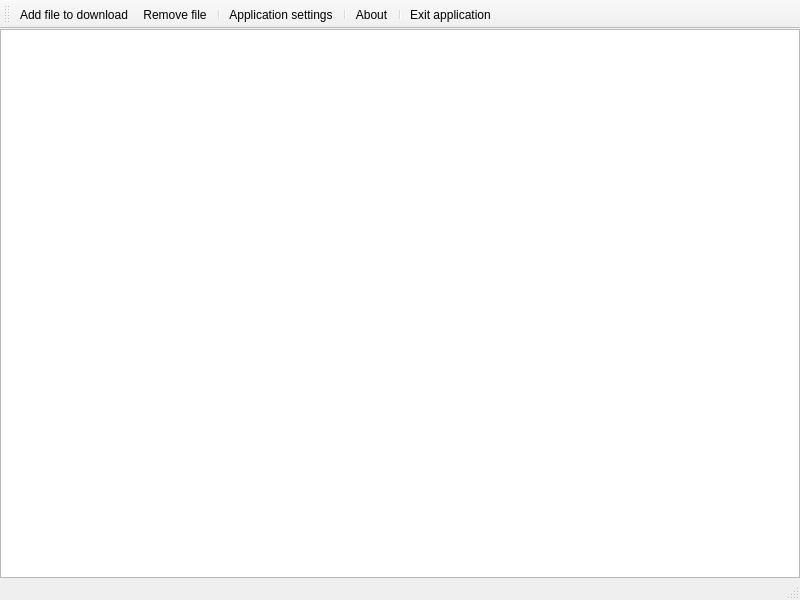
Above: MainWindow.ui from FelixdelasPozas/curl-Downloader before the change. Below: the same form after it.
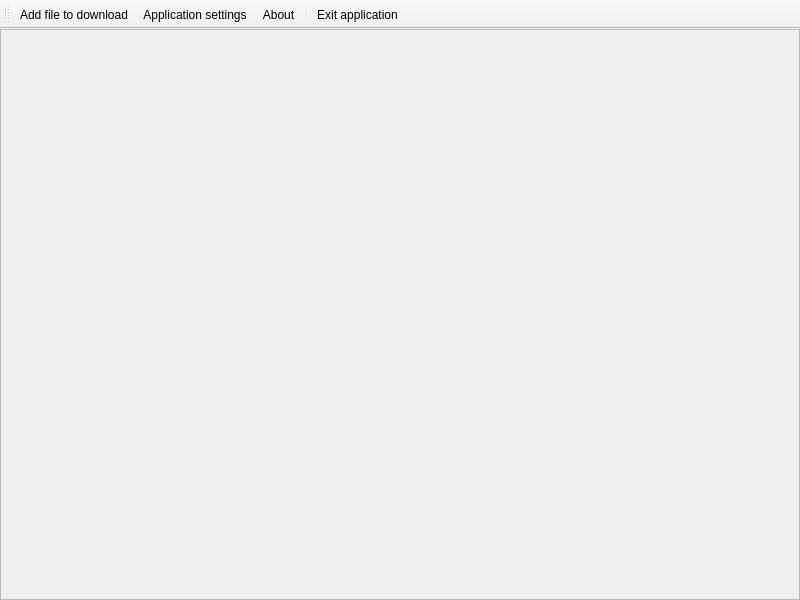
That is the form after the change. Icons and pictures are not drawn.

Commit message: Polish Mainwindow UI. Added auto-close messagebox. Fixes.

```diff
--- a/MainWindow.ui
+++ b/MainWindow.ui
@@ -35,12 +35,58 @@
      <number>0</number>
     </property>
     <item>
-     <widget class="QListWidget" name="m_listWidget"/>
+     <widget class="QScrollArea" name="m_scrollArea">
+      <property name="widgetResizable">
+       <bool>true</bool>
+      </property>
+      <widget class="QWidget" name="scrollWidget">
+       <property name="geometry">
+        <rect>
+         <x>0</x>
+         <y>0</y>
+         <width>798</width>
+         <height>556</height>
+        </rect>
+       </property>
+       <layout class="QVBoxLayout" name="m_scrollLayout">
+        <property name="spacing">
+         <number>0</number>
+        </property>
+        <property name="leftMargin">
+         <number>0</number>
+        </property>
+        <property name="topMargin">
+         <number>0</number>
+        </property>
+        <property name="rightMargin">
+         <number>0</number>
+        </property>
+        <property name="bottomMargin">
+         <number>0</number>
+        </property>
+        <item>
+         <spacer name="m_spacer">
+          <property name="orientation">
+           <enum>Qt::Vertical</enum>
+          </property>
+          <property name="sizeHint" stdset="0">
+           <size>
+            <width>20</width>
+            <height>40</height>
+           </size>
+          </property>
+         </spacer>
+        </item>
+       </layout>
+      </widget>
+     </widget>
     </item>
    </layout>
   </widget>
-  <widget class="QStatusBar" name="statusbar"/>
   <widget class="QToolBar" name="toolBar">
+   <property name="enabled">
+    <bool>true</bool>
+   </property>
    <property name="windowTitle">
     <string>toolBar</string>
    </property>
@@ -57,10 +103,7 @@
     <bool>false</bool>
    </attribute>
    <addaction name="actionAdd_file_to_download"/>
-   <addaction name="actionRemove_file"/>
-   <addaction name="separator"/>
    <addaction name="actionApplication_settings"/>
-   <addaction name="separator"/>
    <addaction name="actionAbout"/>
    <addaction name="separator"/>
    <addaction name="actionExit_application"/>
@@ -77,15 +120,6 @@
     <string>Ctrl+A</string>
    </property>
   </action>
-  <action name="actionRemove_file">
-   <property name="icon">
-    <iconset resource="resources/resources.qrc">
-     <normaloff>:/Downloader/close.svg</normaloff>:/Downloader/close.svg</iconset>
-   </property>
-   <property name="text">
-    <string>Remove file</string>
-   </property>
-  </action>
   <action name="actionAbout">
    <property name="icon">
     <iconset resource="resources/resources.qrc">
```
The commit also changes 4 other files.
